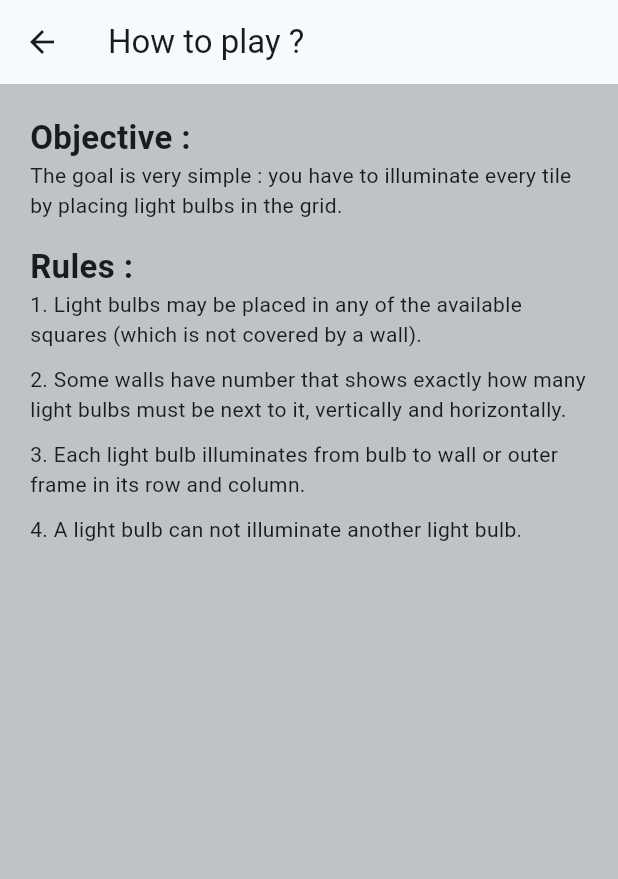
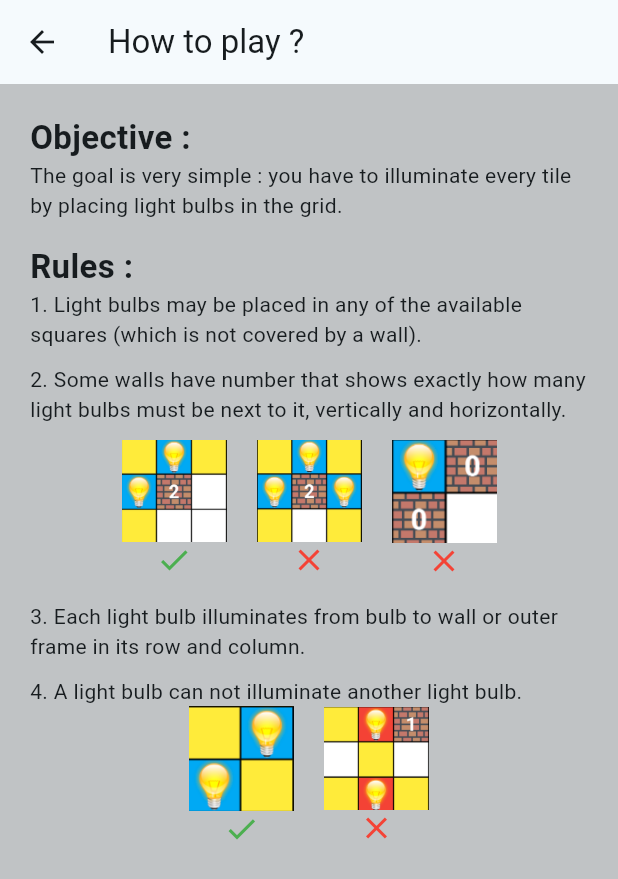
Before and after one commit to Affell/akari-flutter, a Flutter app: the Tuto screen opened directly, on a phone screen of 412 x 824 dp. Shown: the top 879 px of the screen. Run offline on Flutter 3.47's test engine with Material 3 defaults, Android fonts, the phone set to English and light mode, and no system bars; our stand-ins replace curved_navigation_bar, just_audio, shared_preferences, sqflite, tuple; accounts and stored records are empty.

Commit message:
Tuto avec images

```diff
--- a/lib/views/tuto.dart
+++ b/lib/views/tuto.dart
@@ -9,7 +9,7 @@ class Tuto extends StatelessWidget {
       appBar: AppBar(
         title: const Text('How to play ?'),
       ),
-      body: const SingleChildScrollView(
+      body: SingleChildScrollView(
         child: Padding(
           padding: EdgeInsets.all(20),
           child: Column(
@@ -22,25 +22,97 @@ Light bulbs may be placed in any of the white squares, the number in the square
 Each light bulb illuminates from bulb to black square or outer frame in its row and column.
 Every white square must be illuminated and a light bulb can not illuminate another light bulb.
                 */
-                Text("Objective :",
+                const Text("Objective :",
                     style:
                         TextStyle(fontSize: 22, fontWeight: FontWeight.bold)),
-                Text(
+                const Text(
                     "The goal is very simple : you have to illuminate every tile by placing light bulbs in the grid."),
-                SizedBox(height: 15),
-                Text("Rules :",
+                const SizedBox(height: 15),
+                const Text("Rules :",
                     style:
                         TextStyle(fontSize: 22, fontWeight: FontWeight.bold)),
-                Text(
+                const Text(
                     "1. Light bulbs may be placed in any of the available squares (which is not covered by a wall)."),
-                SizedBox(height: 10),
-                Text(
+                const SizedBox(height: 10),
+                const Text(
                     "2. Some walls have number that shows exactly how many light bulbs must be next to it, vertically and horizontally."),
-                SizedBox(height: 10),
-                Text(
+                const SizedBox(height: 10),
+                Row(
+                  mainAxisAlignment: MainAxisAlignment.center,
+                  crossAxisAlignment: CrossAxisAlignment.center,
+                  children: [
+                    Column(
+                      mainAxisAlignment: MainAxisAlignment.center,
+                      crossAxisAlignment: CrossAxisAlignment.center,
+                      children: [
+                        Image.asset(
+                          'lib/assets/images/rule2_1.png',
+                          width: 70,
+                        ),
+                        const Icon(Icons.check, color: Colors.green)
+                      ],
+                    ),
+                    const SizedBox(width: 20),
+                    Column(
+                      mainAxisAlignment: MainAxisAlignment.center,
+                      crossAxisAlignment: CrossAxisAlignment.center,
+                      children: [
+                        Image.asset(
+                          'lib/assets/images/rule2_2.png',
+                          width: 70,
+                        ),
+                        const Icon(Icons.close, color: Colors.red)
+                      ],
+                    ),
+                    const SizedBox(width: 20),
+                    Column(
+                      mainAxisAlignment: MainAxisAlignment.center,
+                      crossAxisAlignment: CrossAxisAlignment.center,
+                      children: [
+                        Image.asset(
+                          'lib/assets/images/rule2_3.png',
+                          width: 70,
+                        ),
+                        const Icon(Icons.close, color: Colors.red)
+                      ],
+                    ),
+                  ],
+                ),
+                const SizedBox(height: 15),
+                const Text(
                     "3. Each light bulb illuminates from bulb to wall or outer frame in its row and column."),
-                SizedBox(height: 10),
-                Text("4. A light bulb can not illuminate another light bulb.")
+                const SizedBox(height: 10),
+                const Text(
+                    "4. A light bulb can not illuminate another light bulb."),
+                Row(
+                  mainAxisAlignment: MainAxisAlignment.center,
+                  crossAxisAlignment: CrossAxisAlignment.center,
+                  children: [
+                    Column(
+                      mainAxisAlignment: MainAxisAlignment.center,
+                      crossAxisAlignment: CrossAxisAlignment.center,
+                      children: [
+                        Image.asset(
+                          'lib/assets/images/rule3_1.png',
+                          width: 70,
+                        ),
+                        const Icon(Icons.check, color: Colors.green)
+                      ],
+                    ),
+                    const SizedBox(width: 20),
+                    Column(
+                      mainAxisAlignment: MainAxisAlignment.center,
+                      crossAxisAlignment: CrossAxisAlignment.center,
+                      children: [
+                        Image.asset(
+                          'lib/assets/images/rule3_2.png',
+                          width: 70,
+                        ),
+                        const Icon(Icons.close, color: Colors.red)
+                      ],
+                    ),
+                  ],
+                ),
               ]),
         ),
       ),
```
Also changed, not shown: lib/assets/images/rule2_1.png (added), lib/assets/images/rule2_2.png (added), lib/assets/images/rule2_3.png (added), lib/assets/images/rule3_1.png (added), lib/assets/images/rule3_2.png (added).
